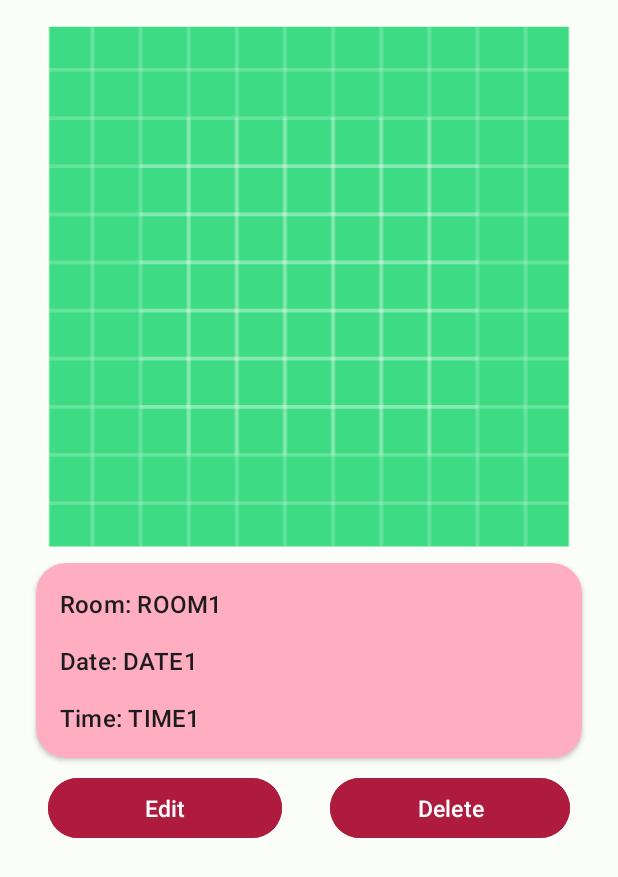
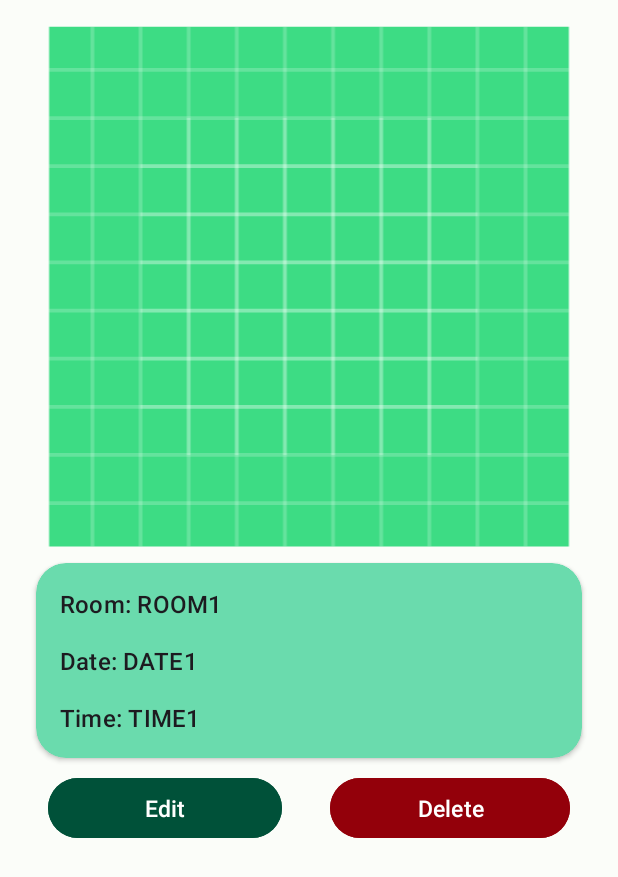
Before and after one commit to refenir/Bookli, an Android app: the layout activity_booking_confirmation.xml on its own in the app's theme, with its tools: preview values and no code run, on a phone screen of 412 x 824 dp. Shown: the top 877 px of the screen. Run offline under Robolectric (Android 15) with nearby library versions, the light colour scheme and no system bars; network calls fail.

Commit message:
bookings and timings according to roomId

```diff
--- a/app/src/main/java/com/example/bookli/BookingDataService.java
+++ b/app/src/main/java/com/example/bookli/BookingDataService.java
@@ -70,8 +70,8 @@ public class BookingDataService {
         void onResponse(List<BookingsModel> bookings);
     }
 
-    public void getBookedTimesByDate(String date, BookingResponseListener bookingResponseListener){
-        String url = QUERY_FOR_BOOKINGS + "startDate=" + date + "&endDate=" + date;
+    public void getBookedTimesByDateByRoom(String date, int roomId, BookingResponseListener bookingResponseListener){
+        String url = QUERY_FOR_BOOKINGS + "startDate=" + date + "&endDate=" + date + "&rooms=" + roomId;
         List<BookingsModel> bookings = new ArrayList<>();
         // get json object
         JsonArrayRequest request = new JsonArrayRequest(Request.Method.GET, url, null, new Response.Listener<JSONArray>() {
--- a/app/src/main/res/layout/activity_booking_confirmation.xml
+++ b/app/src/main/res/layout/activity_booking_confirmation.xml
@@ -25,7 +25,7 @@
         <Button
             android:layout_width="wrap_content"
             android:layout_height="wrap_content"
-            android:backgroundTint="#AF1B3F"
+            android:backgroundTint="@color/md_theme_dark_primaryContainer"
             android:text="Edit"
             android:textSize="15sp"
             android:layout_weight="1"
@@ -34,7 +34,7 @@
         <Button
             android:layout_width="wrap_content"
             android:layout_height="wrap_content"
-            android:backgroundTint="#AF1B3F"
+            android:backgroundTint="@color/md_theme_dark_errorContainer"
             android:text="Delete"
             android:textSize="15sp"
             android:layout_weight="1"
@@ -61,7 +61,7 @@
         android:layout_width="match_parent"
         android:layout_height="wrap_content"
         android:layout_gravity="center"
-        android:backgroundTint="#FFADC0"
+        android:backgroundTint="@color/md_theme_dark_primary"
         android:layout_marginHorizontal="@dimen/activity_horizontal_margin"
         app:cardCornerRadius="20dp"
         app:cardUseCompatPadding="true"
```
Also changed, not shown: app/src/main/java/com/example/bookli/ui/booking_confirmation/BookingConfirmationActivity.java (+7 -0 lines), app/src/main/java/com/example/bookli/ui/home/HomeFragment.java (+17 -32 lines).
